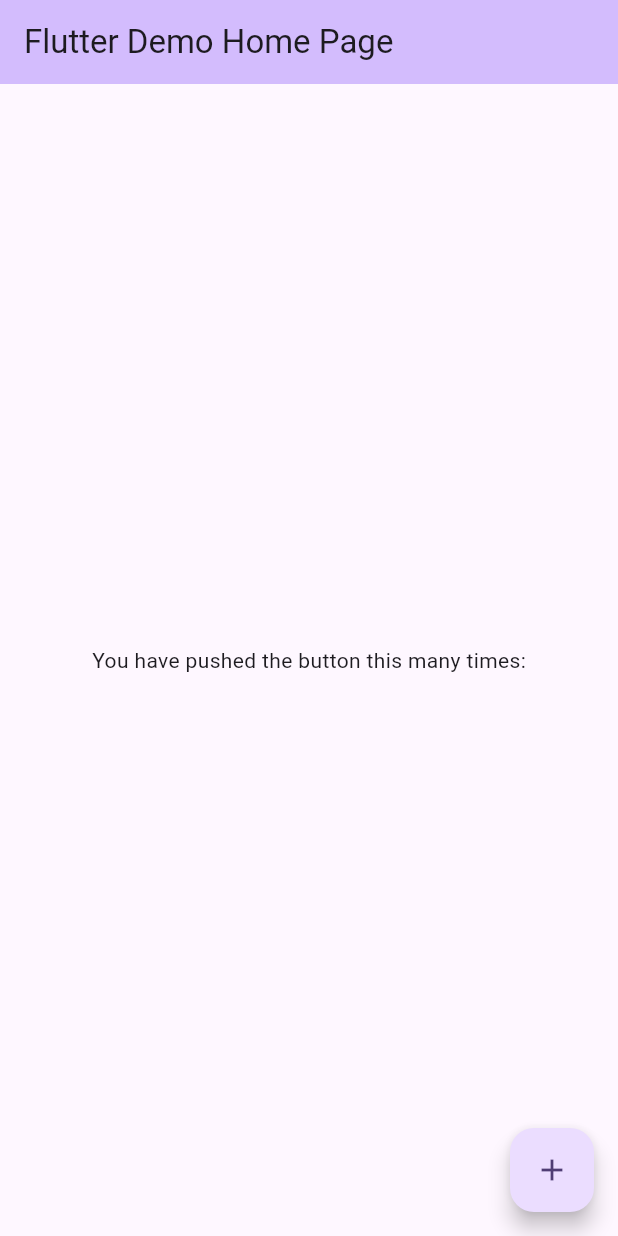
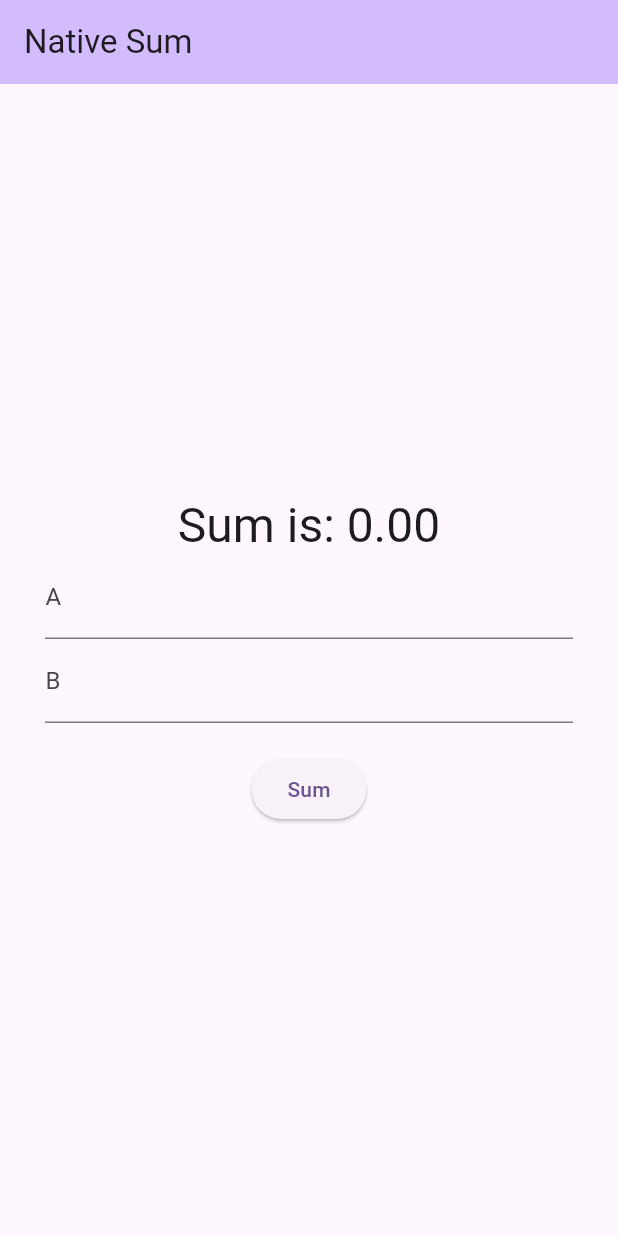
Before and after one commit to darcanj0/native_platform_code, a Flutter app: the screen it shows after launch, on a phone screen of 412 x 824 dp. Run offline on Flutter 3.47's test engine with Material 2 defaults, Android fonts, the phone set to English and light mode, and no system bars.

Commit message:
feat: initial version

```diff
--- a/lib/main.dart
+++ b/lib/main.dart
@@ -9,42 +9,75 @@ class MyApp extends StatelessWidget {
   @override
   Widget build(BuildContext context) {
     return MaterialApp(
-      title: 'Flutter Demo',
+      title: 'Native Sum',
       theme: ThemeData(
         colorScheme: ColorScheme.fromSeed(seedColor: Colors.deepPurple),
         useMaterial3: true,
       ),
-      home: const MyHomePage(title: 'Flutter Demo Home Page'),
+      home: const MyHomePage(title: 'Native Sum'),
     );
   }
 }
 
-class MyHomePage extends StatelessWidget {
+class MyHomePage extends StatefulWidget {
   const MyHomePage({super.key, required this.title});
   final String title;
+
+  @override
+  State<MyHomePage> createState() => _MyHomePageState();
+}
+
+class _MyHomePageState extends State<MyHomePage> {
+  double a = 0;
+  double b = 0;
+  double sumResult = 0;
+  Future<void> _sum() async {
+    setState(() {
+      sumResult = a + b;
+    });
+  }
 
   @override
   Widget build(BuildContext context) {
     return Scaffold(
       appBar: AppBar(
         backgroundColor: Theme.of(context).colorScheme.inversePrimary,
-        title: Text(title),
+        title: Text(widget.title),
       ),
       body: Center(
-        child: Column(
-          mainAxisAlignment: MainAxisAlignment.center,
-          children: <Widget>[
-            const Text(
-              'You have pushed the button this many times:',
-            ),
-          ],
+        child: Padding(
+          padding: const EdgeInsets.symmetric(
+            horizontal: 30,
+          ),
+          child: Column(
+            mainAxisAlignment: MainAxisAlignment.center,
+            children: [
+              Text(
+                'Sum is: ${sumResult.toStringAsFixed(2)}',
+                style: Theme.of(context).textTheme.headlineLarge,
+              ),
+              TextField(
+                keyboardType: TextInputType.numberWithOptions(decimal: true),
+                decoration: InputDecoration(label: Text('A')),
+                onChanged: (value) => setState(() {
+                  a = double.tryParse(value) ?? 0;
+                }),
+              ),
+              TextField(
+                keyboardType: TextInputType.numberWithOptions(decimal: true),
+                decoration: InputDecoration(label: Text('B')),
+                onChanged: (value) => setState(() {
+                  b = double.tryParse(value) ?? 0;
+                }),
+              ),
+              const SizedBox(
+                height: 20,
+              ),
+              ElevatedButton(onPressed: _sum, child: const Text('Sum'))
+            ],
+          ),
         ),
       ),
-      floatingActionButton: FloatingActionButton(
-        onPressed: () {},
-        tooltip: 'Increment',
-        child: const Icon(Icons.add),
-      ), // This trailing comma makes auto-formatting nicer for build methods.
     );
   }
 }
```
